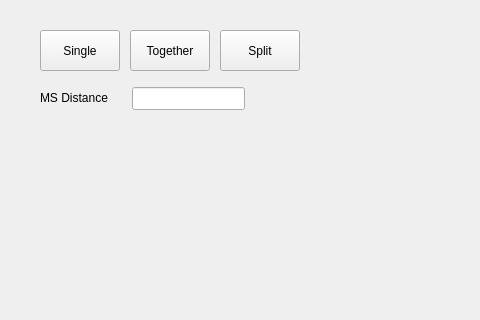
First picture: the form in hcsettings/icmssettingspage.ui, repository dongdong-2009/3-5AxisRobot, before the edit; both pictures show x 0 to 480 and y 0 to 320 of the 662 by 405 pixel window.
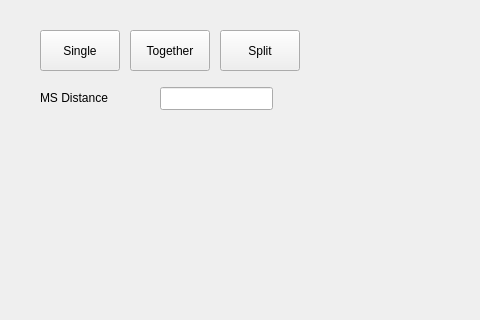
Second picture: the form after the edit.

Patch:
```diff
--- a/hcsettings/icmssettingspage.ui
+++ b/hcsettings/icmssettingspage.ui
@@ -57,8 +57,8 @@
     <rect>
      <x>40</x>
      <y>90</y>
-     <width>75</width>
-     <height>15</height>
+     <width>111</width>
+     <height>16</height>
     </rect>
    </property>
    <property name="text">
@@ -68,7 +68,7 @@
   <widget class="QLineEdit" name="lineEdit">
    <property name="geometry">
     <rect>
-     <x>132</x>
+     <x>160</x>
      <y>87</y>
      <width>113</width>
      <height>23</height>
```
